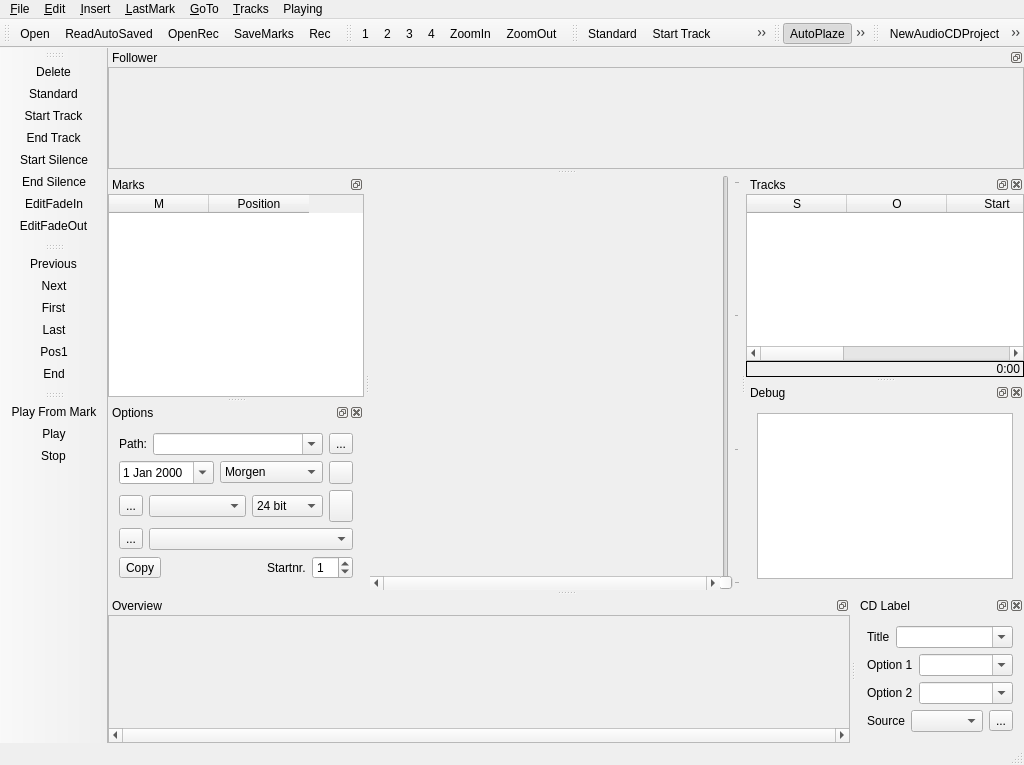
First picture: the form in mainwindow.ui, repository audioprog/RecMasterNCutter, before the edit.
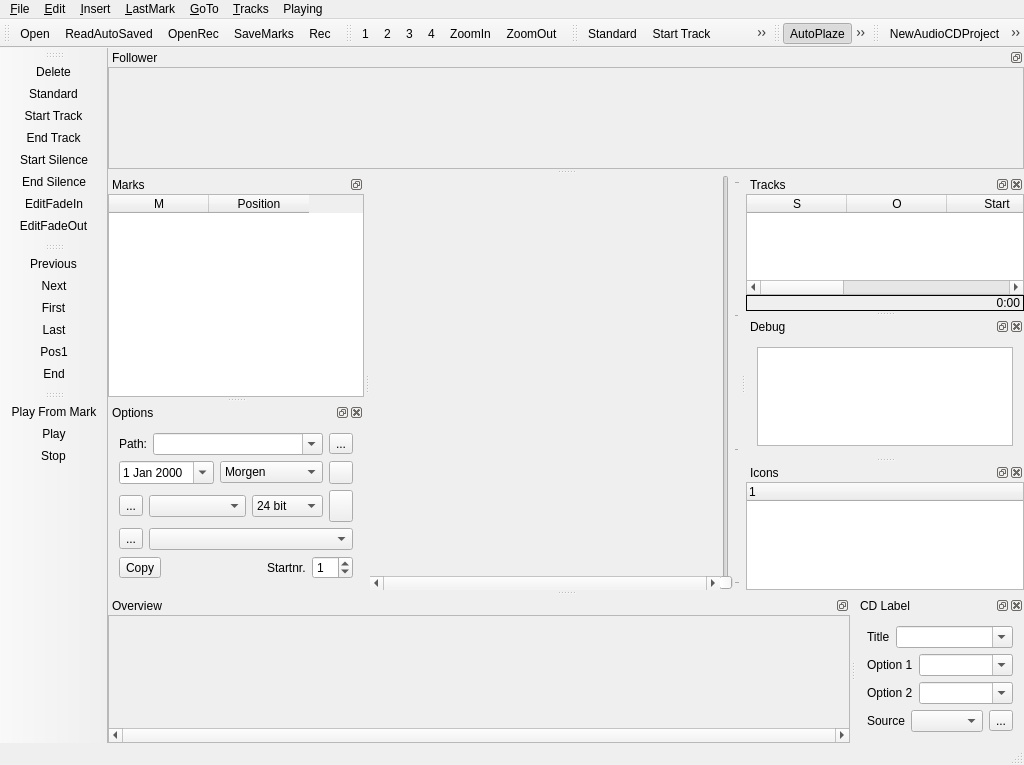
Second picture: the form after the edit. Icons and pictures are not drawn. Custom widgets are drawn as their Qt base class.

```diff
--- a/mainwindow.ui
+++ b/mainwindow.ui
@@ -1008,6 +1008,39 @@
     </layout>
    </widget>
   </widget>
+  <widget class="QDockWidget" name="dockWidget">
+   <property name="windowTitle">
+    <string>Icons</string>
+   </property>
+   <attribute name="dockWidgetArea">
+    <number>2</number>
+   </attribute>
+   <widget class="QWidget" name="dockWidgetContents_8">
+    <layout class="QVBoxLayout" name="verticalLayout_12">
+     <property name="leftMargin">
+      <number>0</number>
+     </property>
+     <property name="topMargin">
+      <number>0</number>
+     </property>
+     <property name="rightMargin">
+      <number>0</number>
+     </property>
+     <property name="bottomMargin">
+      <number>0</number>
+     </property>
+     <item>
+      <widget class="QTreeWidget" name="treeWidget">
+       <column>
+        <property name="text">
+         <string notr="true">1</string>
+        </property>
+       </column>
+      </widget>
+     </item>
+    </layout>
+   </widget>
+  </widget>
   <action name="action_Open">
    <property name="icon">
     <iconset resource="icons.qrc">
```
Left out of the diff: 29 changed lines with no effect on the pictures.
